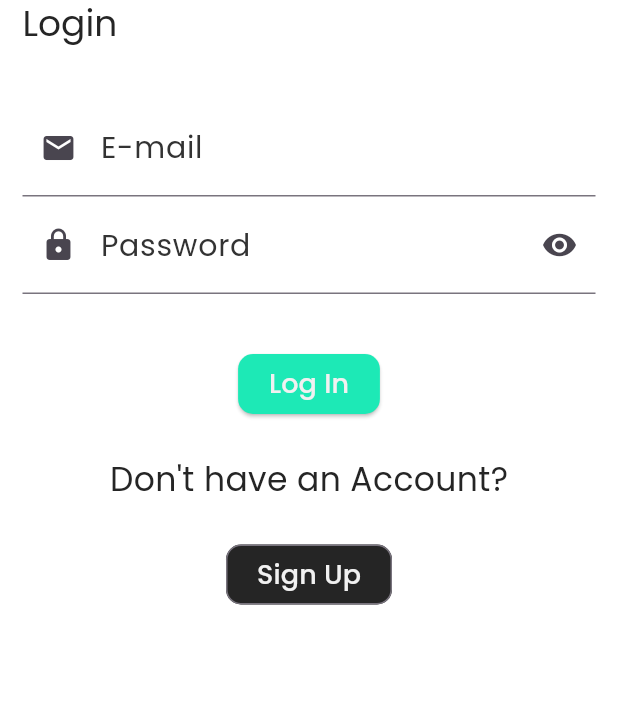
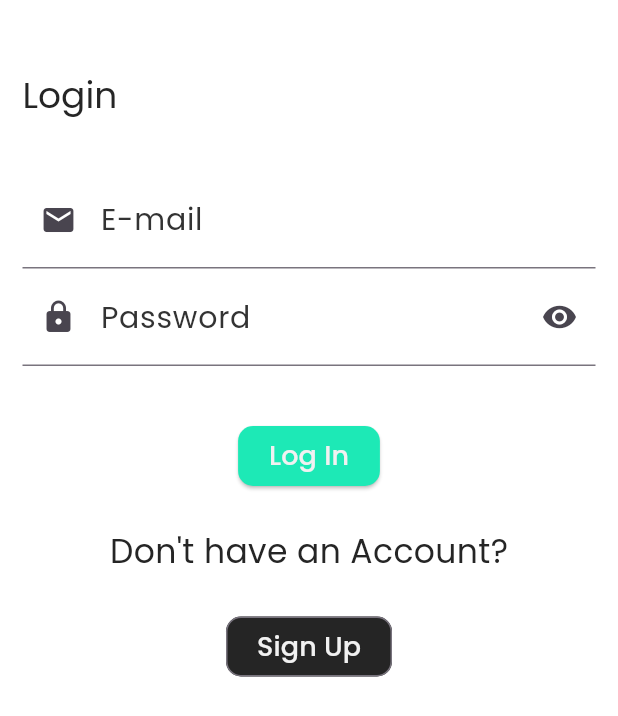
Before and after one commit to omar-arnous/Souq, a Flutter app: the LoginScreen screen opened directly, on a phone screen of 412 x 824 dp. Shown: the top 716 px of the screen. Run offline on Flutter 3.47's test engine with Material 2 defaults, Android fonts, the phone set to English and light mode, and no system bars; our stand-ins replace dio, flutter_riverpod, go_router, google_fonts, shared_preferences, transparent_image; accounts and stored records are empty; network calls fail.

```diff
--- a/lib/providers/auth_provider.dart
+++ b/lib/providers/auth_provider.dart
@@ -1,5 +1,6 @@
 import 'package:flutter_riverpod/flutter_riverpod.dart';
 import 'package:souq/services/api_client.dart';
+import 'package:souq/services/cahce_storage.dart';
 
 import '../models/user.dart';
 
@@ -18,6 +19,10 @@ class AuthNotifier extends StateNotifier<Object> {
     print(response);
     return response;
   }
+
+  logout() async {
+    await CacheStorage.removeCache('token');
+  }
 }
 
 final authProvider =
--- a/lib/routes.dart
+++ b/lib/routes.dart
@@ -1,7 +1,6 @@
-import 'package:flutter/material.dart';
 import 'package:go_router/go_router.dart';
-import 'package:souq/models/product.dart';
 import 'package:souq/screens/layout.dart';
+import 'package:souq/screens/login.dart';
 import 'package:souq/screens/product_detail.dart';
 
 class Routes {
@@ -22,7 +21,11 @@ class Routes {
           ),
         ],
       ),
-      // GoRoute(name: 'login', path: '/login', builder: (context, state) => ,),
+      GoRoute(
+        name: 'login',
+        path: '/login',
+        builder: (context, state) => const LoginScreen(),
+      ),
     ],
   );
 
--- a/lib/screens/login.dart
+++ b/lib/screens/login.dart
@@ -23,8 +23,9 @@ class _LoginScreenState extends ConsumerState<LoginScreen> {
 
   @override
   Widget build(BuildContext context) {
-    return Container(
-      margin: const EdgeInsets.symmetric(horizontal: 15),
+    return Scaffold(
+      body: Container(
+        margin: const EdgeInsets.symmetric(horizontal: 15, vertical: 48),
         child: Center(
           child: Column(
             crossAxisAlignment: CrossAxisAlignment.start,
@@ -96,6 +97,7 @@ class _LoginScreenState extends ConsumerState<LoginScreen> {
             ],
           ),
         ),
+      ),
     );
   }
 }
--- a/lib/services/cahce_storage.dart
+++ b/lib/services/cahce_storage.dart
@@ -12,4 +12,6 @@ class CacheStorage {
       await _prefs.setString(key, token);
 
   static String getCache(String key) => _prefs.getString(key) ?? "";
+
+  static Future<bool> removeCache(String key) => _prefs.remove(key);
 }
```
Also changed, not shown: lib/screens/profile.dart (+8 -2 lines). Lines whose indentation alone changed are shown as unchanged.
